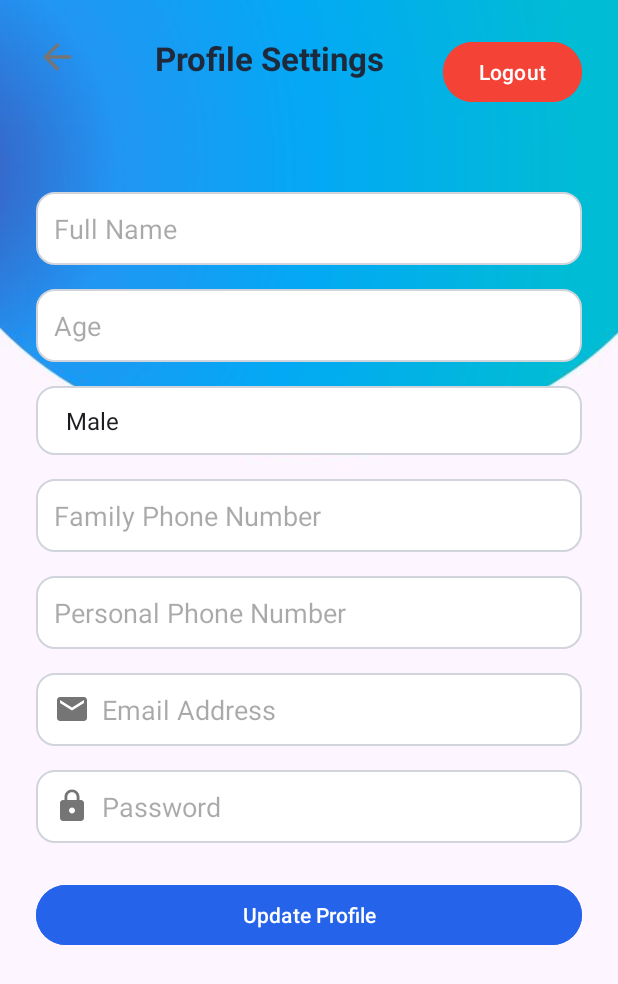
After one commit to Santhoshkumar0913/MediTrapApp, an Android app: the profile_settings screen opened directly, with no data from a screen before it, on a phone screen of 412 x 824 dp. The commit adds this screen. Shown: the top 984 px of the screen. Run offline under Robolectric (Android 15) with nearby library versions, the phone set to English and light mode, and no system bars; our stand-ins replace Firebase (no records; nobody signed in at launch, a user with empty details on screens opened directly).

Commit message:
features
- successful firebase connect
- success signup function

```diff
--- a/app/build.gradle.kts
+++ b/app/build.gradle.kts
@@ -41,14 +41,15 @@ dependencies {
     implementation(libs.constraintlayout)
     implementation(libs.firebase.auth)
     implementation(libs.firebase.database)
+    implementation(libs.firebase.firestore)
     testImplementation(libs.junit)
     androidTestImplementation(libs.ext.junit)
     androidTestImplementation(libs.espresso.core)
 
     implementation("com.google.firebase:firebase-auth:24.0.1")
-    implementation("com.google.firebase:firebase-database:22.0.0")
     implementation(platform("com.google.firebase:firebase-bom:34.2.0"))
     implementation("com.google.firebase:firebase-analytics")
+    implementation("com.google.firebase:firebase-firestore:24.11.1")
 
 
 }
--- a/app/src/main/java/com/example/meditrackapp/MainActivity.java
+++ b/app/src/main/java/com/example/meditrackapp/MainActivity.java
@@ -24,6 +24,7 @@ public class MainActivity extends AppCompatActivity {
                 // Navigate to login activity
                 Intent intent = new Intent(MainActivity.this, login.class);
                 startActivity(intent);
+
             }
         });
     }
--- /dev/null
+++ b/app/src/main/java/com/example/meditrackapp/profile_settings.java
@@ -0,0 +1,74 @@
+package com.example.meditrackapp;
+
+import android.os.Bundle;
+import android.widget.*;
+import androidx.appcompat.app.AppCompatActivity;
+
+import com.google.firebase.auth.FirebaseAuth;
+import com.google.firebase.firestore.DocumentSnapshot;
+import com.google.firebase.firestore.FirebaseFirestore;
+
+public class profile_settings extends AppCompatActivity {
+
+    private EditText etName, etAge, etFamilyPhone, etPersonalPhone, etEmail;
+    private Spinner spinnerGender;
+    private Button btnLogout;
+    private ImageView backArrow;
+
+    private FirebaseAuth mAuth;
+    private FirebaseFirestore db;
+
+    @Override
+    protected void onCreate(Bundle savedInstanceState) {
+        super.onCreate(savedInstanceState);
+        setContentView(R.layout.activity_profile_settings);
+
+        mAuth = FirebaseAuth.getInstance();
+        db = FirebaseFirestore.getInstance();
+
+        etName = findViewById(R.id.etName);
+        etAge = findViewById(R.id.etAge);
+        etFamilyPhone = findViewById(R.id.etFamilyPhone);
+        etPersonalPhone = findViewById(R.id.etPersonalPhone);
+        etEmail = findViewById(R.id.etEmail);
+        spinnerGender = findViewById(R.id.spinnerGender);
+        btnLogout = findViewById(R.id.btnLogout);
+        backArrow = findViewById(R.id.backArrow);
+
+        // Setup spinner
+        String[] genders = {"Male", "Female", "Other"};
+        ArrayAdapter<String> adapter = new ArrayAdapter<>(this, android.R.layout.simple_spinner_item, genders);
+        adapter.setDropDownViewResource(android.R.layout.simple_spinner_dropdown_item);
+        spinnerGender.setAdapter(adapter);
+
+        loadUserData();
+
+        btnLogout.setOnClickListener(v -> {
+            mAuth.signOut();
+            finish();
+        });
+
+        backArrow.setOnClickListener(v -> finish());
+    }
+
+    private void loadUserData() {
+        String uid = mAuth.getCurrentUser().getUid();
+        db.collection("Users").document(uid).get().addOnSuccessListener(this::populateProfile);
+    }
+
+    private void populateProfile(DocumentSnapshot doc) {
+        if (doc.exists()) {
+            etName.setText(doc.getString("name"));
+            etAge.setText(doc.getString("age"));
+            etFamilyPhone.setText(doc.getString("familyPhone"));
+            etPersonalPhone.setText(doc.getString("personalPhone"));
+            etEmail.setText(doc.getString("email"));
+
+            String gender = doc.getString("gender");
+            if (gender != null) {
+                int position = ((ArrayAdapter) spinnerGender.getAdapter()).getPosition(gender);
+                spinnerGender.setSelection(position);
+            }
+        }
+    }
+}
--- a/app/src/main/res/layout/activity_main.xml
+++ b/app/src/main/res/layout/activity_main.xml
@@ -5,7 +5,7 @@
     android:id="@+id/main"
     android:layout_width="match_parent"
     android:layout_height="match_parent"
-    android:background="#F9FAFB"
+    android:background="@drawable/welcome_bg"
     tools:context=".MainActivity">
 
     <!-- App Logo -->
--- /dev/null
+++ b/app/src/main/res/layout/activity_profile_settings.xml
@@ -0,0 +1,184 @@
+<?xml version="1.0" encoding="utf-8"?>
+<androidx.constraintlayout.widget.ConstraintLayout xmlns:android="http://schemas.android.com/apk/res/android"
+    xmlns:app="http://schemas.android.com/apk/res-auto"
+    android:layout_width="match_parent"
+    android:layout_height="match_parent"
+    android:padding="24dp"
+    android:background="@drawable/background">
+
+    <!-- Back Arrow -->
+    <ImageView
+        android:id="@+id/backArrow"
+        android:layout_width="28dp"
+        android:layout_height="28dp"
+        android:src="@drawable/ic_back"
+        android:contentDescription="Back"
+        app:layout_constraintTop_toTopOf="parent"
+        app:layout_constraintStart_toStartOf="parent"/>
+
+    <!-- Title -->
+
+    <!-- Logout Button (Top Right) -->
+    <TextView
+        android:id="@+id/titleProfile"
+        android:layout_width="wrap_content"
+        android:layout_height="wrap_content"
+        android:layout_marginStart="12dp"
+        android:text="Profile Settings"
+        android:textColor="#1E293B"
+        android:textSize="22sp"
+        android:textStyle="bold"
+        app:layout_constraintBottom_toBottomOf="@id/backArrow"
+        app:layout_constraintEnd_toStartOf="@id/btnLogout"
+        app:layout_constraintStart_toEndOf="@id/backArrow"
+        app:layout_constraintTop_toTopOf="@id/backArrow"
+        app:layout_constraintVertical_bias="0.0" />
+
+    <Button
+        android:id="@+id/btnLogout"
+        android:layout_width="wrap_content"
+        android:layout_height="wrap_content"
+        android:text="Logout"
+        android:textAllCaps="false"
+        android:backgroundTint="#F44336"
+        android:textColor="#FFFFFF"
+        app:layout_constraintTop_toTopOf="parent"
+        app:layout_constraintEnd_toEndOf="parent"/>
+
+    <!-- ScrollView for the form -->
+    <ScrollView
+        android:layout_width="match_parent"
+        android:layout_height="0dp"
+        app:layout_constraintTop_toBottomOf="@id/backArrow"
+        app:layout_constraintStart_toStartOf="parent"
+        app:layout_constraintEnd_toEndOf="parent"
+        app:layout_constraintBottom_toBottomOf="parent"
+        android:layout_marginTop="24dp">
+
+        <androidx.constraintlayout.widget.ConstraintLayout
+            android:layout_width="match_parent"
+            android:layout_height="wrap_content">
+
+            <!-- Name -->
+
+            <!-- Age -->
+            <EditText
+                android:id="@+id/etName"
+                android:layout_width="0dp"
+                android:layout_height="wrap_content"
+                android:layout_marginTop="52dp"
+                android:background="@drawable/edittext_bg"
+                android:hint="Full Name"
+                android:padding="12dp"
+                android:text=""
+                app:layout_constraintEnd_toEndOf="parent"
+                app:layout_constraintHorizontal_bias="0.0"
+                app:layout_constraintStart_toStartOf="parent"
+                app:layout_constraintTop_toTopOf="parent" />
+
+            <EditText
+                android:id="@+id/etAge"
+                android:layout_width="0dp"
+                android:layout_height="wrap_content"
+                android:hint="Age"
+                android:text=""
+                android:inputType="number"
+                android:padding="12dp"
+                android:background="@drawable/edittext_bg"
+                app:layout_constraintTop_toBottomOf="@id/etName"
+                app:layout_constraintStart_toStartOf="parent"
+                app:layout_constraintEnd_toEndOf="parent"
+                android:layout_marginTop="16dp"/>
+
+            <!-- Gender Spinner -->
+            <Spinner
+                android:id="@+id/spinnerGender"
+                android:layout_width="0dp"
+                android:layout_height="wrap_content"
+                android:background="@drawable/edittext_bg"
+                android:padding="12dp"
+                app:layout_constraintTop_toBottomOf="@id/etAge"
+                app:layout_constraintStart_toStartOf="parent"
+                app:layout_constraintEnd_toEndOf="parent"
+                android:layout_marginTop="16dp" />
+
+            <!-- Family Phone -->
+            <EditText
+                android:id="@+id/etFamilyPhone"
+                android:layout_width="0dp"
+                android:layout_height="wrap_content"
+                android:hint="Family Phone Number"
+                android:inputType="phone"
+                android:padding="12dp"
+                android:background="@drawable/edittext_bg"
+                app:layout_constraintTop_toBottomOf="@id/spinnerGender"
+                app:layout_constraintStart_toStartOf="parent"
+                app:layout_constraintEnd_toEndOf="parent"
+                android:layout_marginTop="16dp"/>
+
+            <!-- Personal Phone -->
+            <EditText
+                android:id="@+id/etPersonalPhone"
+                android:layout_width="0dp"
+                android:layout_height="wrap_content"
+                android:hint="Personal Phone Number"
+                android:inputType="phone"
+                android:padding="12dp"
+                android:background="@drawable/edittext_bg"
+                app:layout_constraintTop_toBottomOf="@id/etFamilyPhone"
+                app:layout_constraintStart_toStartOf="parent"
+                app:layout_constraintEnd_toEndOf="parent"
+                android:layout_marginTop="16dp"/>
+
+            <!-- Email -->
+            <EditText
+                android:id="@+id/etEmail"
+                android:layout_width="0dp"
+                android:layout_height="wrap_content"
+                android:hint="Email Address"
+                android:text=""
+                android:inputType="textEmailAddress"
+                android:drawableStart="@drawable/ic_email"
+                android:drawablePadding="8dp"
+                android:padding="12dp"
+                android:background="@drawable/edittext_bg"
+                app:layout_constraintTop_toBottomOf="@id/etPersonalPhone"
+                app:layout_constraintStart_toStartOf="parent"
+                app:layout_constraintEnd_toEndOf="parent"
+                android:layout_marginTop="16dp"/>
+
+            <!-- Password -->
+            <EditText
+                android:id="@+id/etPassword"
+                android:layout_width="0dp"
+                android:layout_height="wrap_content"
+                android:hint="Password"
+                android:inputType="textPassword"
+                android:drawableStart="@drawable/ic_lock"
+                android:drawablePadding="8dp"
+                android:padding="12dp"
+                android:background="@drawable/edittext_bg"
+                app:layout_constraintTop_toBottomOf="@id/etEmail"
+                app:layout_constraintStart_toStartOf="parent"
+                app:layout_constraintEnd_toEndOf="parent"
+                android:layout_marginTop="16dp"/>
+
+            <!-- Update Profile Button -->
+            <Button
+                android:id="@+id/btnUpdateProfile"
+                android:layout_width="0dp"
+                android:layout_height="wrap_content"
+                android:text="Update Profile"
+                android:textAllCaps="false"
+                android:backgroundTint="#2563EB"
+                android:textColor="#FFFFFF"
+                app:layout_constraintTop_toBottomOf="@id/etPassword"
+                app:layout_constraintStart_toStartOf="parent"
+                app:layout_constraintEnd_toEndOf="parent"
+                android:layout_marginTop="24dp"
+                android:layout_marginBottom="24dp"/>
+
+        </androidx.constraintlayout.widget.ConstraintLayout>
+    </ScrollView>
+
+</androidx.constraintlayout.widget.ConstraintLayout>
--- a/app/src/main/res/layout/activity_signup.xml
+++ b/app/src/main/res/layout/activity_signup.xml
@@ -4,7 +4,7 @@
     android:layout_width="match_parent"
     android:layout_height="match_parent"
     android:padding="24dp"
-    android:background="#F9FAFB">
+    android:background="@drawable/background">
 
     <!-- Back Arrow -->
     <ImageView
--- a/gradle/libs.versions.toml
+++ b/gradle/libs.versions.toml
@@ -10,6 +10,7 @@ constraintlayout = "2.2.1"
 googleGmsGoogleServices = "4.4.3"
 firebaseAuth = "24.0.1"
 firebaseDatabase = "22.0.0"
+firebaseFirestore = "26.0.0"
 
 [libraries]
 junit = { group = "junit", name = "junit", version.ref = "junit" }
@@ -21,6 +22,7 @@ activity = { group = "androidx.activity", name = "activity", version.ref = "acti
 constraintlayout = { group = "androidx.constraintlayout", name = "constraintlayout", version.ref = "constraintlayout" }
 firebase-auth = { group = "com.google.firebase", name = "firebase-auth", version.ref = "firebaseAuth" }
 firebase-database = { group = "com.google.firebase", name = "firebase-database", version.ref = "firebaseDatabase" }
+firebase-firestore = { group = "com.google.firebase", name = "firebase-firestore", version.ref = "firebaseFirestore" }
 
 [plugins]
 android-application = { id = "com.android.application", version.ref = "agp" }
```
Also changed, not shown: app/src/main/AndroidManifest.xml (+22 -8 lines), app/src/main/java/com/example/meditrackapp/Dashboard.java (added, +38 -0 lines), app/src/main/java/com/example/meditrackapp/login.java (+37 -17 lines), app/src/main/java/com/example/meditrackapp/signup.java (+100 -24 lines), app/src/main/res/layout/activity_dashboard.xml (added, +118 -0 lines), app/src/main/res/layout/activity_login.xml (+5 -6 lines), app/src/main/res/values/strings.xml (+8 -0 lines), app/src/main/res/drawable/background.jpg (added), app/src/main/res/drawable/welcome_bg.jpg (added).
